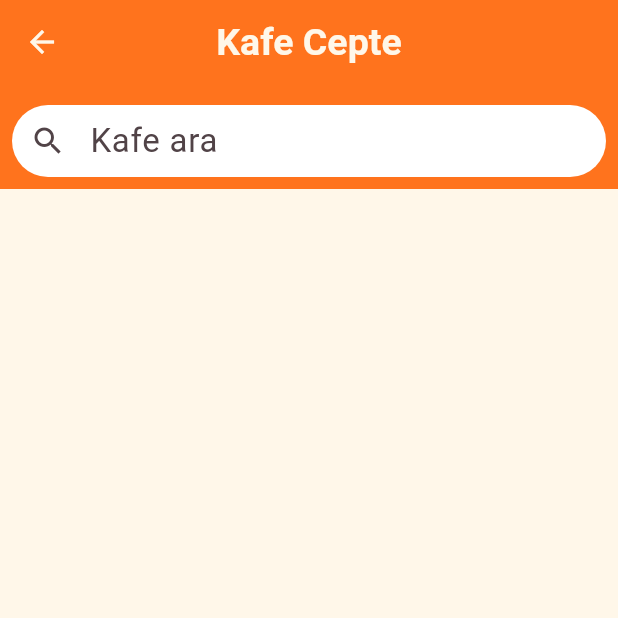
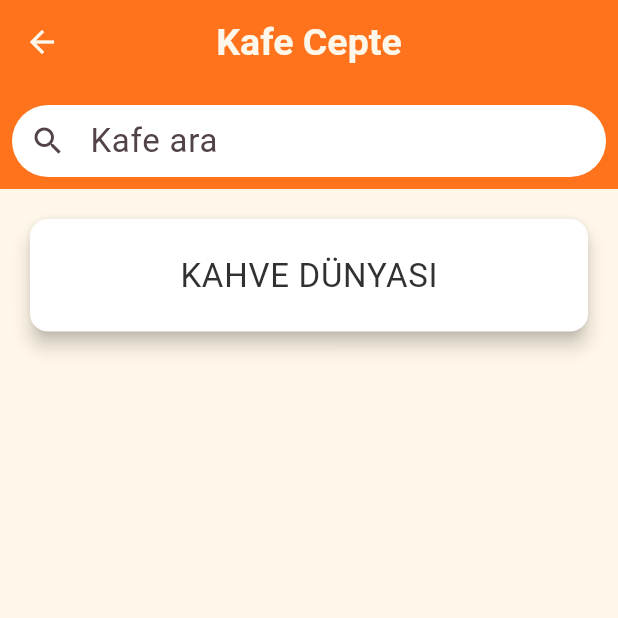
Before and after one commit to OzgurBoruzanci/Gidelim_App, a Flutter app: the FeedScreen screen opened directly, on a phone screen of 412 x 824 dp, the top half of it. Run offline on Flutter 3.47's test engine with Material 3 defaults, Android fonts, the light colour scheme and no system bars.

Commit message:
New card for coofes

```diff
--- a/bootcamp91/lib/view/feed_screen.dart
+++ b/bootcamp91/lib/view/feed_screen.dart
@@ -38,10 +38,22 @@
           ),
         ),
       ),
-      body: Column(
-        children: [
-          // Diğer widget'lar buraya eklenebilir
-        ],
+      body: Padding(
+        padding: EdgeInsets.all(16.0),
+        child: Card(
+          color: Colors.white,
+          elevation: 5, // Arkadaki gölge
+          child: SizedBox(
+            width: double.infinity, // Genişliği sayfanın tamamını kaplar
+            height: 75, // Yükseklik
+            child: Center(
+              child: Text(
+                'KAHVE DÜNYASI', //Veri tabanından gelecek kafe ismi
+                style: Theme.of(context).textTheme.bodyLarge,
+              ),
+            ),
+          ),
+        ),
       ),
     );
   }
```
